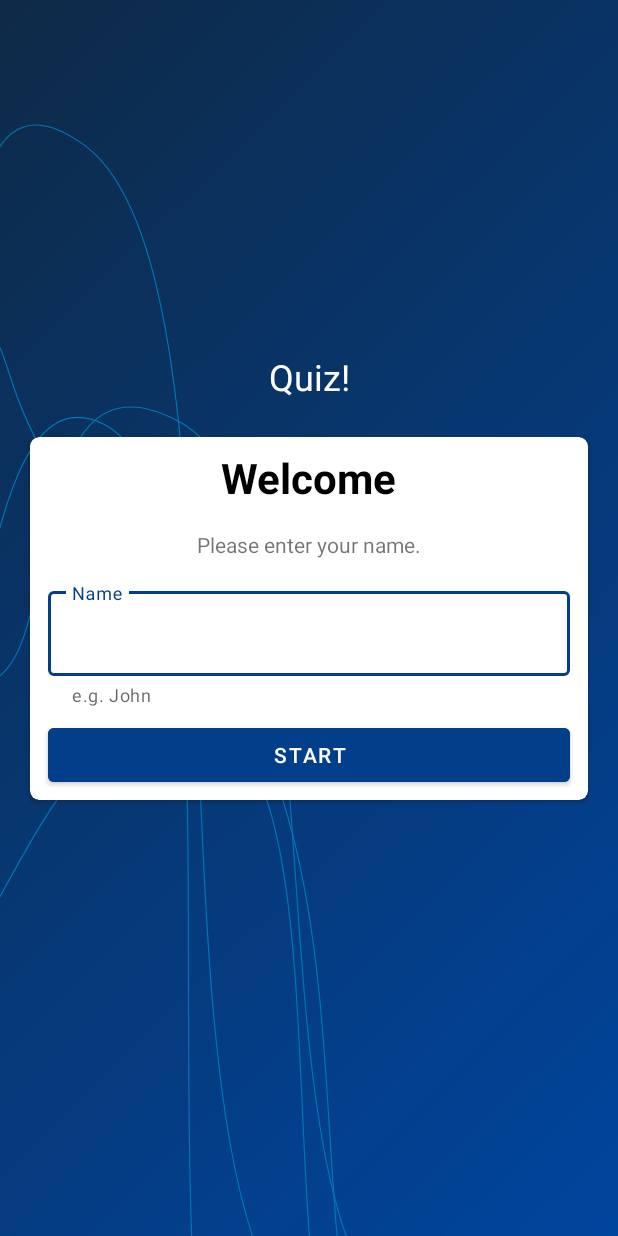
After one commit to iiddd/android-course-quiz, an Android app: the layout fragment_welcome.xml on its own in the app's theme, with its tools: preview values and no code run, on a phone screen of 412 x 824 dp. The commit adds this screen. Run offline under Robolectric (Android 15) with nearby library versions, the phone set to English and light mode, and no system bars.

Commit message:
Replacing Activities with fragments, added navigation fragment. WIP

```diff
--- a/app/src/main/java/com/iiddd/quiz/ui/quiz/QuizQuestionsActivity.kt
+++ b/app/src/main/java/com/iiddd/quiz/ui/quiz/QuizQuestionsActivity.kt
@@ -102,7 +102,7 @@ class QuizQuestionsActivity : AppCompatActivity() {
     }
 
     private fun initScreen() {
-        setContentView(R.layout.activity_quiz_questions)
+        setContentView(R.layout.fragment_questions)
         progressBar = findViewById(R.id.pb_progress_bar)
         progressText = findViewById(R.id.tv_progress_text)
         questionText = findViewById(R.id.tv_question_text)
--- a/app/src/main/java/com/iiddd/quiz/ui/result/ResultActivity.kt
+++ b/app/src/main/java/com/iiddd/quiz/ui/result/ResultActivity.kt
@@ -19,7 +19,7 @@ class ResultActivity : AppCompatActivity() {
 
     override fun onCreate(savedInstanceState: Bundle?) {
         super.onCreate(savedInstanceState)
-        setContentView(R.layout.activity_result)
+        setContentView(R.layout.fragment_result)
         initScreen()
         setUserResults()
         setFinishButton()
--- a/app/src/main/res/layout/activity_result.xml
+++ b/app/src/main/res/layout/fragment_result.xml
@@ -6,7 +6,7 @@
     android:layout_height="match_parent"
     android:background="@drawable/curve_line"
     android:orientation="vertical"
-    tools:context=".ui.result.ResultActivity">
+    tools:context=".ui.result.ResultFragment">
 
     <LinearLayout
         android:layout_width="match_parent"
@@ -28,7 +28,8 @@
             android:layout_width="match_parent"
             android:layout_height="400dp"
             android:layout_marginVertical="8dp"
-            app:srcCompat="@drawable/ic_trophy" />
+            app:srcCompat="@drawable/ic_trophy"
+            android:contentDescription="@string/congrats_image_content_description" />
 
         <TextView
             android:id="@+id/tv_result_congrats_header"
--- /dev/null
+++ b/app/src/main/res/layout/fragment_welcome.xml
@@ -0,0 +1,91 @@
+<?xml version="1.0" encoding="utf-8"?>
+<androidx.constraintlayout.widget.ConstraintLayout xmlns:android="http://schemas.android.com/apk/res/android"
+    xmlns:app="http://schemas.android.com/apk/res-auto"
+    xmlns:tools="http://schemas.android.com/tools"
+    android:layout_width="match_parent"
+    android:layout_height="match_parent"
+    android:background="@drawable/curve_line"
+    tools:context=".ui.welcome.WelcomeFragment">
+
+    <TextView
+        android:id="@+id/tv_header_title"
+        android:layout_width="wrap_content"
+        android:layout_height="wrap_content"
+        android:layout_marginBottom="32dp"
+        android:gravity="center"
+        android:text="@string/bg_header_text"
+        android:textColor="@color/white"
+        android:textSize="24sp"
+        app:layout_constraintBottom_toBottomOf="@id/card"
+        app:layout_constraintEnd_toEndOf="parent"
+        app:layout_constraintStart_toStartOf="parent"
+        app:layout_constraintTop_toTopOf="parent" />
+
+    <androidx.cardview.widget.CardView
+        android:id="@+id/card"
+        android:layout_width="match_parent"
+        android:layout_height="wrap_content"
+        android:layout_marginHorizontal="20dp"
+        app:cardCornerRadius="6dp"
+        app:layout_constraintBottom_toBottomOf="parent"
+        app:layout_constraintEnd_toEndOf="parent"
+        app:layout_constraintStart_toStartOf="parent"
+        app:layout_constraintTop_toTopOf="parent">
+
+        <androidx.appcompat.widget.LinearLayoutCompat
+            android:id="@+id/linearLayoutCompat"
+            android:layout_width="match_parent"
+            android:layout_height="wrap_content"
+            android:gravity="center_horizontal"
+            android:orientation="vertical">
+
+            <TextView
+                android:id="@+id/tv_welcome_header"
+                android:layout_width="wrap_content"
+                android:layout_height="wrap_content"
+                android:layout_margin="8dp"
+                android:text="@string/card_header_text"
+                android:textColor="@color/black"
+                android:textSize="28sp"
+                android:textStyle="bold"
+                app:layout_constraintBottom_toTopOf="@+id/btn_welcome_start"
+                app:layout_constraintEnd_toStartOf="@+id/btn_welcome_start"
+                app:layout_constraintStart_toStartOf="parent"
+                app:layout_constraintTop_toTopOf="parent" />
+
+            <TextView
+                android:id="@+id/tv_welcome_hint"
+                android:layout_width="wrap_content"
+                android:layout_height="wrap_content"
+                android:layout_margin="8dp"
+                android:text="@string/card_subheader_text" />
+
+            <com.google.android.material.textfield.TextInputLayout
+                style="@style/Widget.MaterialComponents.TextInputLayout.OutlinedBox"
+                android:layout_width="match_parent"
+                android:layout_height="wrap_content"
+                android:layout_marginHorizontal="12dp"
+                android:layout_marginVertical="8dp"
+                app:helperText="@string/landing_input_helper_text"
+                app:helperTextEnabled="true">
+
+                <com.google.android.material.textfield.TextInputEditText
+                    android:id="@+id/et_welcome_name"
+                    android:layout_width="match_parent"
+                    android:layout_height="wrap_content"
+                    android:hint="@string/input_default_value"
+                    android:inputType="textCapWords" />
+            </com.google.android.material.textfield.TextInputLayout>
+
+            <Button
+                android:id="@+id/btn_welcome_start"
+                android:layout_width="match_parent"
+                android:layout_height="wrap_content"
+                android:layout_marginHorizontal="12dp"
+                android:layout_marginBottom="6dp"
+                android:backgroundTint="@color/dark_blue"
+                android:text="@string/start_button_text"
+                android:textSize="14sp" />
+        </androidx.appcompat.widget.LinearLayoutCompat>
+    </androidx.cardview.widget.CardView>
+</androidx.constraintlayout.widget.ConstraintLayout>
--- a/app/src/main/res/values/strings.xml
+++ b/app/src/main/res/values/strings.xml
@@ -14,4 +14,6 @@
     <string name="result_congrats">Hey, Congratulations!</string>
     <string name="result_header">Result</string>
     <string name="question">What country does this flag belong to?</string>
+    <string name="flag_image_content_description">Flag image</string>
+    <string name="congrats_image_content_description">Congrats image</string>
 </resources>
```
Also changed, not shown: app/build.gradle (+14 -3 lines), app/src/main/AndroidManifest.xml (+2 -18 lines), app/src/main/java/com/iiddd/quiz/QuizApp.kt (added, +7 -0 lines), app/src/main/java/com/iiddd/quiz/ui/MainActivity.kt (+33 -29 lines), app/src/main/java/com/iiddd/quiz/ui/quiz/QuestionsFragment.kt (added, +8 -0 lines), app/src/main/java/com/iiddd/quiz/ui/result/ResultFragment.kt (added, +8 -0 lines), app/src/main/java/com/iiddd/quiz/ui/welcome/WelcomeFragment.kt (added, +24 -0 lines), app/src/main/res/layout/activity_main.xml (+9 -79 lines), app/src/main/res/layout/fragment_questions.xml (renamed from app/src/main/res/layout/activity_quiz_questions.xml, +9 -8 lines), app/src/main/res/navigation/navigation.xml (added, +32 -0 lines), build.gradle (+21 -0 lines).
